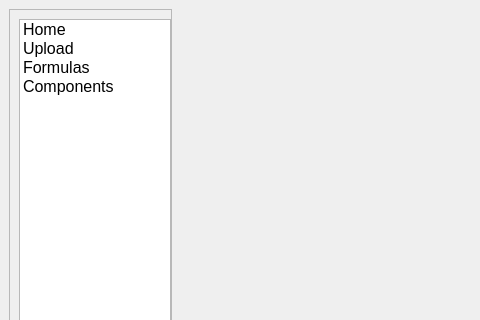
Old version of the form src/Navigator.ui in the repository nkerber/PhoenixCreative; both pictures show x 0 to 480 and y 0 to 320 of the 837 by 654 pixel window.
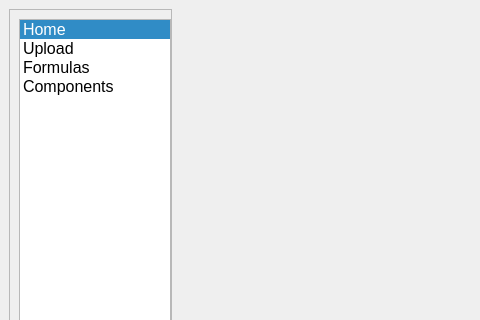
New version of the form.

Diff of the .ui file:
```diff
--- a/src/Navigator.ui
+++ b/src/Navigator.ui
@@ -51,7 +51,7 @@
           <enum>QListView::Adjust</enum>
          </property>
          <property name="currentRow">
-          <number>-1</number>
+          <number>0</number>
          </property>
          <item>
           <property name="text">
```
